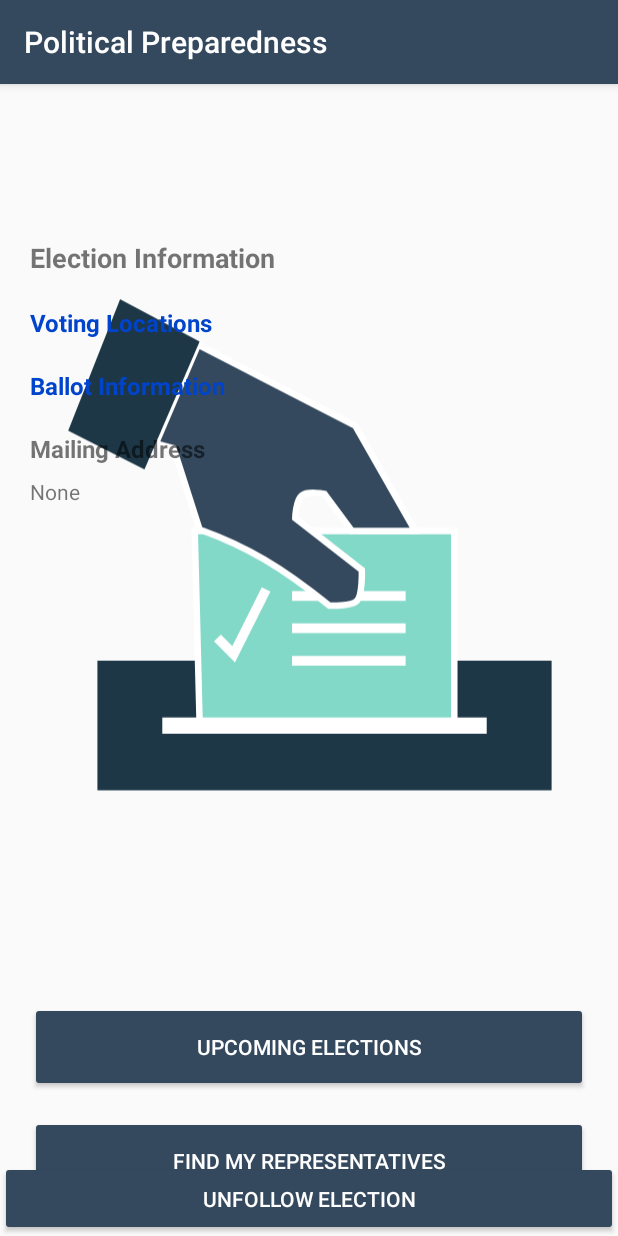
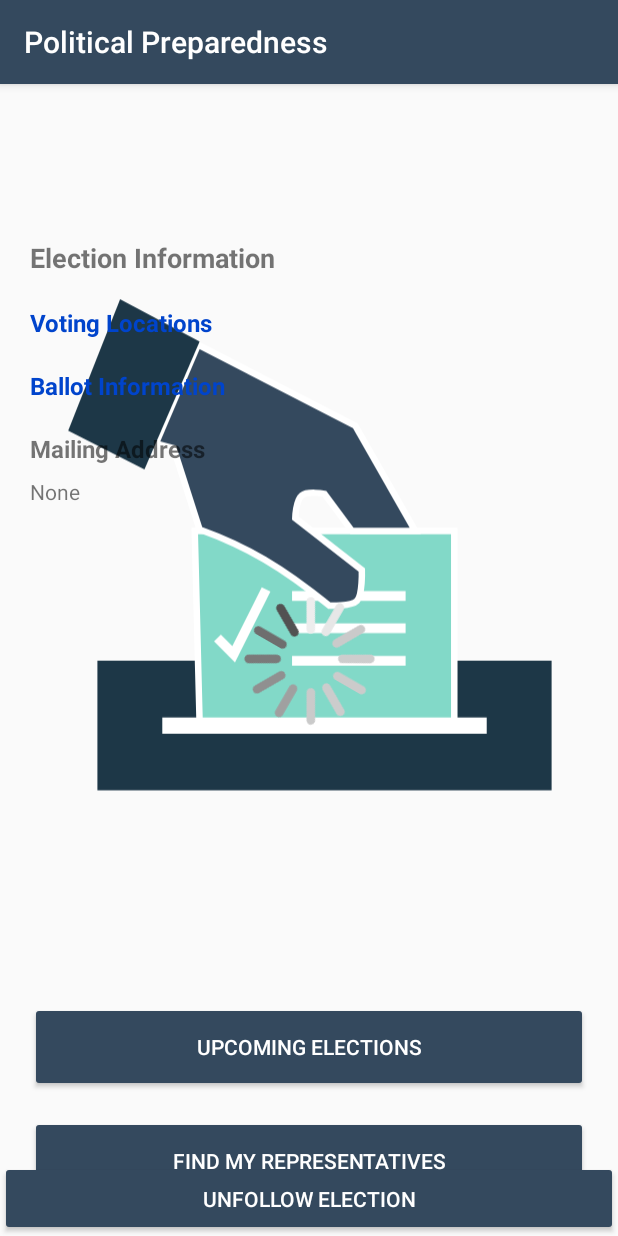
Before and after one commit to udacity/nd940-cap-advanced-android-programming-project-starter, an Android app: the fragment VoterInfoFragment placed in its activity, on a phone screen of 412 x 824 dp. Run offline under Robolectric (Android 15) with nearby library versions, the phone set to English and light mode, and no system bars; our stand-ins replace data binding; 2 statements that could not run were skipped.

Commit message:
added progress bar

```diff
--- a/app/src/main/java/com/example/android/politicalpreparedness/data/network/helper/ApiStatus.kt
+++ /dev/null
@@ -1,5 +0,0 @@
-package com.example.android.politicalpreparedness.data.network.helper
-
-enum class ApiStatus {
-    LOADING, ERROR, DONE
-}
--- a/app/src/main/java/com/example/android/politicalpreparedness/election/VoterInfoViewModel.kt
+++ b/app/src/main/java/com/example/android/politicalpreparedness/election/VoterInfoViewModel.kt
@@ -3,7 +3,6 @@ package com.example.android.politicalpreparedness.election
 import android.util.Log
 import androidx.lifecycle.LiveData
 import androidx.lifecycle.MutableLiveData
-import androidx.lifecycle.ViewModel
 import androidx.lifecycle.viewModelScope
 import com.example.android.politicalpreparedness.data.database.ElectionDao
 import com.example.android.politicalpreparedness.data.network.CivicsApi
@@ -11,11 +10,11 @@ import com.example.android.politicalpreparedness.data.network.models.Division
 import com.example.android.politicalpreparedness.data.network.models.VoterInfoResponse
 import com.example.android.politicalpreparedness.data.network.models.getBallotInfoUrl
 import com.example.android.politicalpreparedness.data.network.models.getVotingLocationFinderUrl
+import com.example.android.politicalpreparedness.utils.BaseViewModel
 import kotlinx.coroutines.launch
 import java.lang.Exception
 
-class VoterInfoViewModel(private val dataSource: ElectionDao) : ViewModel() {
-
+class VoterInfoViewModel(private val dataSource: ElectionDao) : BaseViewModel() {
     private val _urlString = MutableLiveData<String>()
     val urlString: LiveData<String>
         get() = _urlString
@@ -32,6 +31,9 @@ class VoterInfoViewModel(private val dataSource: ElectionDao) : ViewModel() {
     //TODO: Add var and methods to populate voter info
     fun getVoterInfo(division: Division, electionId: String) {
         viewModelScope.launch {
+
+            showLoading.value = true
+
             _followElection.value = dataSource.getElectionById(electionId) == null
 
             val address = if (division.state.isNotEmpty()) {
@@ -42,8 +44,10 @@ class VoterInfoViewModel(private val dataSource: ElectionDao) : ViewModel() {
 
             try {
                 _voterInfo.value = CivicsApi.retrofitService.getVoterInfo(address, electionId)
+                showLoading.value = false
             } catch(e: Exception) {
-                Log.e("TAG", e.localizedMessage)
+                showLoading.value = false
+                Log.e("TAG", e.localizedMessage ?: "exception")
             }
         }
     }
--- /dev/null
+++ b/app/src/main/java/com/example/android/politicalpreparedness/utils/BaseViewModel.kt
@@ -0,0 +1,13 @@
+package com.example.android.politicalpreparedness.utils
+
+import androidx.lifecycle.MutableLiveData
+import androidx.lifecycle.ViewModel
+
+open class BaseViewModel: ViewModel() {
+    val showErrorMessage: SingleLiveEvent<String> = SingleLiveEvent()
+    val showSnackBar: SingleLiveEvent<String> = SingleLiveEvent()
+    val showSnackBarInt: SingleLiveEvent<Int> = SingleLiveEvent()
+    val showToast: SingleLiveEvent<String> = SingleLiveEvent()
+    val showLoading: SingleLiveEvent<Boolean> = SingleLiveEvent()
+    val showNoData: MutableLiveData<Boolean> = MutableLiveData()
+}
--- a/app/src/main/java/com/example/android/politicalpreparedness/utils/BindingAdapters.kt
+++ b/app/src/main/java/com/example/android/politicalpreparedness/utils/BindingAdapters.kt
@@ -1,12 +1,12 @@
 package com.example.android.politicalpreparedness.utils
 
+import android.view.View
 import android.widget.Button
-import android.widget.EditText
 import android.widget.TextView
+import androidx.core.view.isVisible
 import androidx.databinding.BindingAdapter
 import androidx.recyclerview.widget.RecyclerView
 import com.example.android.politicalpreparedness.R
-import com.example.android.politicalpreparedness.data.network.jsonadapter.ElectionAdapter
 import com.example.android.politicalpreparedness.data.network.models.Election
 import com.example.android.politicalpreparedness.data.network.models.State
 import com.example.android.politicalpreparedness.data.network.models.getCorrespondenceAddress
@@ -32,3 +32,8 @@ fun getAddressFromState(textView: TextView, state: State?) {
 fun updateFollowButton(button: Button, follow: Boolean?) {
     button.setText(if (follow == true) R.string.follow_election else R.string.unfollow_election)
 }
+
+@BindingAdapter("isVisible")
+fun updateVisibilityByStatus(view: View, visible: Boolean?) {
+   view.isVisible = visible ?: false
+}
--- /dev/null
+++ b/app/src/main/java/com/example/android/politicalpreparedness/utils/SingleLiveEvent.kt
@@ -0,0 +1,76 @@
+package com.example.android.politicalpreparedness.utils
+
+/*
+ *  Copyright 2017 Google Inc.
+ *
+ *  Licensed under the Apache License, Version 2.0 (the "License");
+ *  you may not use this file except in compliance with the License.
+ *  You may obtain a copy of the License at
+ *
+ *      http://www.apache.org/licenses/LICENSE-2.0
+ *
+ *  Unless required by applicable law or agreed to in writing, software
+ *  distributed under the License is distributed on an "AS IS" BASIS,
+ *  WITHOUT WARRANTIES OR CONDITIONS OF ANY KIND, either express or implied.
+ *  See the License for the specific language governing permissions and
+ *  limitations under the License.
+ */
+
+import android.util.Log
+import androidx.annotation.MainThread
+import androidx.lifecycle.LifecycleOwner
+import androidx.lifecycle.MutableLiveData
+import androidx.lifecycle.Observer
+
+import java.util.concurrent.atomic.AtomicBoolean
+
+/**
+ * A lifecycle-aware observable that sends only new updates after subscription, used for events like
+ * navigation and Snackbar messages.
+ *
+ *
+ * This avoids a common problem with events: on configuration change (like rotation) an update
+ * can be emitted if the observer is active. This LiveData only calls the observable if there's an
+ * explicit call to setValue() or call().
+ *
+ *
+ * Note that only one observer is going to be notified of changes.
+ */
+open class SingleLiveEvent<T> : MutableLiveData<T>() {
+
+    private val mPending = AtomicBoolean(false)
+
+    @MainThread
+    override fun observe(owner: LifecycleOwner, observer: Observer<in T>) {
+
+        if (hasActiveObservers()) {
+            Log.w(TAG, "Multiple observers registered but only one will be notified of changes.")
+        }
+
+        // Observe the internal MutableLiveData
+        super.observe(owner, Observer { t ->
+            if (mPending.compareAndSet(true, false)) {
+                observer.onChanged(t)
+            }
+        })
+    }
+
+    @MainThread
+    override fun setValue(t: T?) {
+        mPending.set(true)
+        super.setValue(t)
+    }
+
+    /**
+     * Used for cases where T is Void, to make calls cleaner.
+     */
+    @MainThread
+    fun call() {
+        value = null
+    }
+
+    companion object {
+
+        private val TAG = "SingleLiveEvent"
+    }
+}
--- a/app/src/main/res/layout/fragment_voter_info.xml
+++ b/app/src/main/res/layout/fragment_voter_info.xml
@@ -116,5 +116,20 @@
             android:onClick="@{() -> viewModel.saveElection()}"
             android:layout_height="50dp"/>
 
+        <ProgressBar
+            android:id="@+id/progressCircular"
+            app:isVisible="@{viewModel.showLoading}"
+            android:visibility="invisible"
+            tools:visibility="visible"
+            android:clickable="true"
+            android:layout_width="0dp"
+            android:layout_height="0dp"
+            android:indeterminate="true"
+            android:indeterminateDrawable="@drawable/loading_animation"
+            app:layout_constraintBottom_toBottomOf="parent"
+            app:layout_constraintEnd_toEndOf="parent"
+            app:layout_constraintStart_toStartOf="parent"
+            app:layout_constraintTop_toTopOf="parent" />
+
     </androidx.constraintlayout.widget.ConstraintLayout>
 </layout>
```
Also changed, not shown: app/src/main/java/com/example/android/politicalpreparedness/election/ElectionsViewModel.kt (+7 -16 lines), app/src/main/res/layout/fragment_election.xml (+15 -0 lines).
